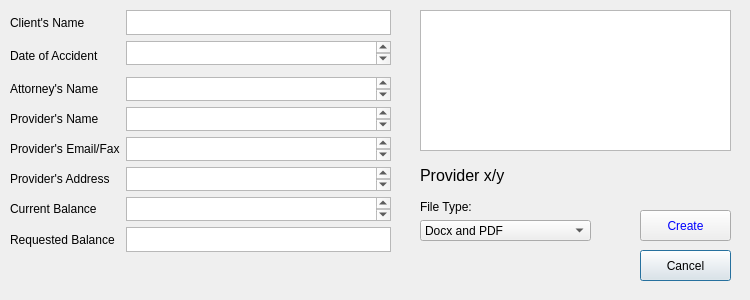
First picture: the form in gui/RR.ui, repository RDNelson26/DocuLegal_Project, before the edit.
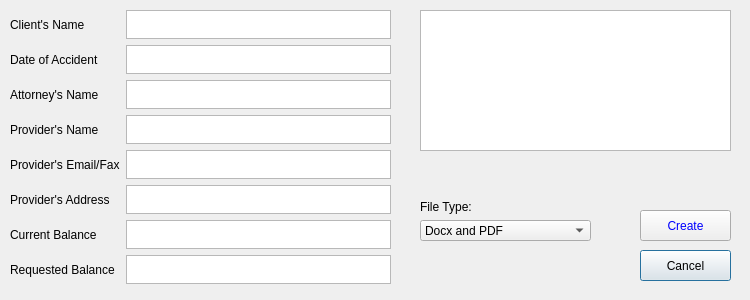
Second picture: the form after the edit.

What changed in the file:
```diff
--- a/gui/RR.ui
+++ b/gui/RR.ui
@@ -35,66 +35,66 @@
      <x>10</x>
      <y>10</y>
      <width>381</width>
-     <height>261</height>
+     <height>276</height>
     </rect>
    </property>
    <layout class="QGridLayout" name="gridLayout">
-    <item row="7" column="1">
-     <widget class="QPlainTextEdit" name="plainTextEdit_7"/>
-    </item>
-    <item row="6" column="1">
-     <widget class="QPlainTextEdit" name="plainTextEdit_6"/>
-    </item>
-    <item row="4" column="1">
-     <widget class="QPlainTextEdit" name="plainTextEdit_4"/>
-    </item>
-    <item row="8" column="1">
-     <widget class="QPlainTextEdit" name="plainTextEdit_8"/>
-    </item>
-    <item row="5" column="1">
-     <widget class="QPlainTextEdit" name="plainTextEdit_5"/>
-    </item>
     <item row="0" column="1">
-     <widget class="QPlainTextEdit" name="plainTextEdit"/>
+     <widget class="QTextEdit" name="textEdit">
+      <property name="maximumSize">
+       <size>
+        <width>277</width>
+        <height>29</height>
+       </size>
+      </property>
+      <property name="font">
+       <font>
+        <pointsize>12</pointsize>
+       </font>
+      </property>
+      <property name="tabChangesFocus">
+       <bool>true</bool>
+      </property>
+      <property name="html">
+       <string>&lt;!DOCTYPE HTML PUBLIC &quot;-//W3C//DTD HTML 4.0//EN&quot; &quot;http://www.w3.org/TR/REC-html40/strict.dtd&quot;&gt;
+&lt;html&gt;&lt;head&gt;&lt;meta name=&quot;qrichtext&quot; content=&quot;1&quot; /&gt;&lt;style type=&quot;text/css&quot;&gt;
+p, li { white-space: pre-wrap; }
+&lt;/style&gt;&lt;/head&gt;&lt;body style=&quot; font-family:'MS Shell Dlg 2'; font-size:12pt; font-weight:400; font-style:normal;&quot;&gt;
+&lt;p style=&quot;-qt-paragraph-type:empty; margin-top:0px; margin-bottom:0px; margin-left:0px; margin-right:0px; -qt-block-indent:0; text-indent:0px; font-size:8.25pt;&quot;&gt;&lt;br /&gt;&lt;/p&gt;&lt;/body&gt;&lt;/html&gt;</string>
+      </property>
+      <property name="acceptRichText">
+       <bool>false</bool>
+      </property>
+     </widget>
+    </item>
+    <item row="7" column="0">
+     <widget class="QLabel" name="label_9">
+      <property name="text">
+       <string>Requested Balance</string>
+      </property>
+     </widget>
     </item>
     <item row="4" column="0">
+     <widget class="QLabel" name="label_6">
+      <property name="text">
+       <string>Provider's Email/Fax</string>
+      </property>
+     </widget>
+    </item>
+    <item row="3" column="0">
      <widget class="QLabel" name="label_5">
       <property name="text">
        <string>Provider's Name</string>
       </property>
      </widget>
     </item>
-    <item row="3" column="0">
+    <item row="2" column="0">
      <widget class="QLabel" name="label_3">
       <property name="text">
        <string>Attorney's Name</string>
       </property>
      </widget>
     </item>
-    <item row="1" column="0" rowspan="2">
-     <widget class="QLabel" name="label_2">
-      <property name="text">
-       <string>Date of Accident</string>
-      </property>
-     </widget>
-    </item>
-    <item row="8" column="0">
-     <widget class="QLabel" name="label_9">
-      <property name="text">
-       <string>Requested Balance</string>
-      </property>
-     </widget>
-    </item>
-    <item row="1" column="1">
-     <widget class="QPlainTextEdit" name="plainTextEdit_2"/>
-    </item>
-    <item row="5" column="0">
-     <widget class="QLabel" name="label_6">
-      <property name="text">
-       <string>Provider's Email/Fax</string>
-      </property>
-     </widget>
-    </item>
     <item row="0" column="0">
      <widget class="QLabel" name="label">
       <property name="text">
@@ -103,26 +103,219 @@
      </widget>
     </item>
     <item row="6" column="0">
-     <widget class="QLabel" name="label_7">
-      <property name="text">
-       <string>Provider's Address</string>
-      </property>
-     </widget>
-    </item>
-    <item row="7" column="0">
      <widget class="QLabel" name="label_4">
       <property name="text">
        <string>Current Balance</string>
       </property>
      </widget>
     </item>
+    <item row="5" column="0">
+     <widget class="QLabel" name="label_7">
+      <property name="text">
+       <string>Provider's Address</string>
+      </property>
+     </widget>
+    </item>
+    <item row="1" column="0">
+     <widget class="QLabel" name="label_2">
+      <property name="text">
+       <string>Date of Accident</string>
+      </property>
+     </widget>
+    </item>
+    <item row="1" column="1">
+     <widget class="QTextEdit" name="textEdit_2">
+      <property name="maximumSize">
+       <size>
+        <width>277</width>
+        <height>29</height>
+       </size>
+      </property>
+      <property name="font">
+       <font>
+        <pointsize>12</pointsize>
+       </font>
+      </property>
+      <property name="tabChangesFocus">
+       <bool>true</bool>
+      </property>
+      <property name="html">
+       <string>&lt;!DOCTYPE HTML PUBLIC &quot;-//W3C//DTD HTML 4.0//EN&quot; &quot;http://www.w3.org/TR/REC-html40/strict.dtd&quot;&gt;
+&lt;html&gt;&lt;head&gt;&lt;meta name=&quot;qrichtext&quot; content=&quot;1&quot; /&gt;&lt;style type=&quot;text/css&quot;&gt;
+p, li { white-space: pre-wrap; }
+&lt;/style&gt;&lt;/head&gt;&lt;body style=&quot; font-family:'MS Shell Dlg 2'; font-size:12pt; font-weight:400; font-style:normal;&quot;&gt;
+&lt;p style=&quot;-qt-paragraph-type:empty; margin-top:0px; margin-bottom:0px; margin-left:0px; margin-right:0px; -qt-block-indent:0; text-indent:0px; font-size:8.25pt;&quot;&gt;&lt;br /&gt;&lt;/p&gt;&lt;/body&gt;&lt;/html&gt;</string>
+      </property>
+      <property name="acceptRichText">
+       <bool>false</bool>
+      </property>
+     </widget>
+    </item>
+    <item row="2" column="1">
+     <widget class="QTextEdit" name="textEdit_3">
+      <property name="maximumSize">
+       <size>
+        <width>277</width>
+        <height>29</height>
+       </size>
+      </property>
+      <property name="font">
+       <font>
+        <pointsize>12</pointsize>
+       </font>
+      </property>
+      <property name="tabChangesFocus">
+       <bool>true</bool>
+      </property>
+      <property name="html">
+       <string>&lt;!DOCTYPE HTML PUBLIC &quot;-//W3C//DTD HTML 4.0//EN&quot; &quot;http://www.w3.org/TR/REC-html40/strict.dtd&quot;&gt;
+&lt;html&gt;&lt;head&gt;&lt;meta name=&quot;qrichtext&quot; content=&quot;1&quot; /&gt;&lt;style type=&quot;text/css&quot;&gt;
+p, li { white-space: pre-wrap; }
+&lt;/style&gt;&lt;/head&gt;&lt;body style=&quot; font-family:'MS Shell Dlg 2'; font-size:12pt; font-weight:400; font-style:normal;&quot;&gt;
+&lt;p style=&quot;-qt-paragraph-type:empty; margin-top:0px; margin-bottom:0px; margin-left:0px; margin-right:0px; -qt-block-indent:0; text-indent:0px; font-size:8.25pt;&quot;&gt;&lt;br /&gt;&lt;/p&gt;&lt;/body&gt;&lt;/html&gt;</string>
+      </property>
+      <property name="acceptRichText">
+       <bool>false</bool>
+      </property>
+     </widget>
+    </item>
     <item row="3" column="1">
-     <widget class="QPlainTextEdit" name="plainTextEdit_3"/>
+     <widget class="QTextEdit" name="textEdit_4">
+      <property name="maximumSize">
+       <size>
+        <width>277</width>
+        <height>29</height>
+       </size>
+      </property>
+      <property name="font">
+       <font>
+        <pointsize>12</pointsize>
+       </font>
+      </property>
+      <property name="tabChangesFocus">
+       <bool>true</bool>
+      </property>
+      <property name="html">
+       <string>&lt;!DOCTYPE HTML PUBLIC &quot;-//W3C//DTD HTML 4.0//EN&quot; &quot;http://www.w3.org/TR/REC-html40/strict.dtd&quot;&gt;
+&lt;html&gt;&lt;head&gt;&lt;meta name=&quot;qrichtext&quot; content=&quot;1&quot; /&gt;&lt;style type=&quot;text/css&quot;&gt;
+p, li { white-space: pre-wrap; }
+&lt;/style&gt;&lt;/head&gt;&lt;body style=&quot; font-family:'MS Shell Dlg 2'; font-size:12pt; font-weight:400; font-style:normal;&quot;&gt;
+&lt;p style=&quot;-qt-paragraph-type:empty; margin-top:0px; margin-bottom:0px; margin-left:0px; margin-right:0px; -qt-block-indent:0; text-indent:0px; font-size:8.25pt;&quot;&gt;&lt;br /&gt;&lt;/p&gt;&lt;/body&gt;&lt;/html&gt;</string>
+      </property>
+      <property name="acceptRichText">
+       <bool>false</bool>
+      </property>
+     </widget>
     </item>
-    <item row="9" column="1">
-     <widget class="QLabel" name="label_11">
-      <property name="text">
-       <string/>
+    <item row="4" column="1">
+     <widget class="QTextEdit" name="textEdit_5">
+      <property name="maximumSize">
+       <size>
+        <width>277</width>
+        <height>29</height>
+       </size>
+      </property>
+      <property name="font">
+       <font>
+        <pointsize>12</pointsize>
+       </font>
+      </property>
+      <property name="tabChangesFocus">
+       <bool>true</bool>
+      </property>
+      <property name="html">
+       <string>&lt;!DOCTYPE HTML PUBLIC &quot;-//W3C//DTD HTML 4.0//EN&quot; &quot;http://www.w3.org/TR/REC-html40/strict.dtd&quot;&gt;
+&lt;html&gt;&lt;head&gt;&lt;meta name=&quot;qrichtext&quot; content=&quot;1&quot; /&gt;&lt;style type=&quot;text/css&quot;&gt;
+p, li { white-space: pre-wrap; }
+&lt;/style&gt;&lt;/head&gt;&lt;body style=&quot; font-family:'MS Shell Dlg 2'; font-size:12pt; font-weight:400; font-style:normal;&quot;&gt;
+&lt;p style=&quot;-qt-paragraph-type:empty; margin-top:0px; margin-bottom:0px; margin-left:0px; margin-right:0px; -qt-block-indent:0; text-indent:0px; font-size:8.25pt;&quot;&gt;&lt;br /&gt;&lt;/p&gt;&lt;/body&gt;&lt;/html&gt;</string>
+      </property>
+      <property name="acceptRichText">
+       <bool>false</bool>
+      </property>
+     </widget>
+    </item>
+    <item row="5" column="1">
+     <widget class="QTextEdit" name="textEdit_6">
+      <property name="maximumSize">
+       <size>
+        <width>277</width>
+        <height>29</height>
+       </size>
+      </property>
+      <property name="font">
+       <font>
+        <pointsize>12</pointsize>
+       </font>
+      </property>
+      <property name="tabChangesFocus">
+       <bool>true</bool>
+      </property>
+      <property name="html">
+       <string>&lt;!DOCTYPE HTML PUBLIC &quot;-//W3C//DTD HTML 4.0//EN&quot; &quot;http://www.w3.org/TR/REC-html40/strict.dtd&quot;&gt;
+&lt;html&gt;&lt;head&gt;&lt;meta name=&quot;qrichtext&quot; content=&quot;1&quot; /&gt;&lt;style type=&quot;text/css&quot;&gt;
+p, li { white-space: pre-wrap; }
+&lt;/style&gt;&lt;/head&gt;&lt;body style=&quot; font-family:'MS Shell Dlg 2'; font-size:12pt; font-weight:400; font-style:normal;&quot;&gt;
+&lt;p style=&quot;-qt-paragraph-type:empty; margin-top:0px; margin-bottom:0px; margin-left:0px; margin-right:0px; -qt-block-indent:0; text-indent:0px; font-size:8.25pt;&quot;&gt;&lt;br /&gt;&lt;/p&gt;&lt;/body&gt;&lt;/html&gt;</string>
+      </property>
+      <property name="acceptRichText">
+       <bool>false</bool>
+      </property>
+     </widget>
+    </item>
+    <item row="6" column="1">
+     <widget class="QTextEdit" name="textEdit_7">
+      <property name="maximumSize">
+       <size>
+        <width>277</width>
+        <height>29</height>
+       </size>
+      </property>
+      <property name="font">
+       <font>
+        <pointsize>12</pointsize>
+       </font>
+      </property>
+      <property name="tabChangesFocus">
+       <bool>true</bool>
+      </property>
+      <property name="html">
+       <string>&lt;!DOCTYPE HTML PUBLIC &quot;-//W3C//DTD HTML 4.0//EN&quot; &quot;http://www.w3.org/TR/REC-html40/strict.dtd&quot;&gt;
+&lt;html&gt;&lt;head&gt;&lt;meta name=&quot;qrichtext&quot; content=&quot;1&quot; /&gt;&lt;style type=&quot;text/css&quot;&gt;
+p, li { white-space: pre-wrap; }
+&lt;/style&gt;&lt;/head&gt;&lt;body style=&quot; font-family:'MS Shell Dlg 2'; font-size:12pt; font-weight:400; font-style:normal;&quot;&gt;
+&lt;p style=&quot;-qt-paragraph-type:empty; margin-top:0px; margin-bottom:0px; margin-left:0px; margin-right:0px; -qt-block-indent:0; text-indent:0px; font-size:8.25pt;&quot;&gt;&lt;br /&gt;&lt;/p&gt;&lt;/body&gt;&lt;/html&gt;</string>
+      </property>
+      <property name="acceptRichText">
+       <bool>false</bool>
+      </property>
+     </widget>
+    </item>
+    <item row="7" column="1">
+     <widget class="QTextEdit" name="textEdit_8">
+      <property name="maximumSize">
+       <size>
+        <width>277</width>
+        <height>29</height>
+       </size>
+      </property>
+      <property name="font">
+       <font>
+        <pointsize>12</pointsize>
+       </font>
+      </property>
+      <property name="tabChangesFocus">
+       <bool>true</bool>
+      </property>
+      <property name="html">
+       <string>&lt;!DOCTYPE HTML PUBLIC &quot;-//W3C//DTD HTML 4.0//EN&quot; &quot;http://www.w3.org/TR/REC-html40/strict.dtd&quot;&gt;
+&lt;html&gt;&lt;head&gt;&lt;meta name=&quot;qrichtext&quot; content=&quot;1&quot; /&gt;&lt;style type=&quot;text/css&quot;&gt;
+p, li { white-space: pre-wrap; }
+&lt;/style&gt;&lt;/head&gt;&lt;body style=&quot; font-family:'MS Shell Dlg 2'; font-size:12pt; font-weight:400; font-style:normal;&quot;&gt;
+&lt;p style=&quot;-qt-paragraph-type:empty; margin-top:0px; margin-bottom:0px; margin-left:0px; margin-right:0px; -qt-block-indent:0; text-indent:0px; font-size:8.25pt;&quot;&gt;&lt;br /&gt;&lt;/p&gt;&lt;/body&gt;&lt;/html&gt;</string>
+      </property>
+      <property name="acceptRichText">
+       <bool>false</bool>
       </property>
      </widget>
     </item>
@@ -141,19 +334,6 @@
     <string>Cancel</string>
    </property>
   </widget>
-  <widget class="QLabel" name="label_8">
-   <property name="geometry">
-    <rect>
-     <x>420</x>
-     <y>166</y>
-     <width>121</width>
-     <height>20</height>
-    </rect>
-   </property>
-   <property name="text">
-    <string>&lt;html&gt;&lt;head/&gt;&lt;body&gt;&lt;p&gt;&lt;span style=&quot; font-size:12pt;&quot;&gt;Provider x/y&lt;/span&gt;&lt;/p&gt;&lt;/body&gt;&lt;/html&gt;</string>
-   </property>
-  </widget>
   <widget class="QWidget" name="verticalLayoutWidget">
    <property name="geometry">
     <rect>
```
Left out of the diff: 7 changed lines with no effect on the pictures.
